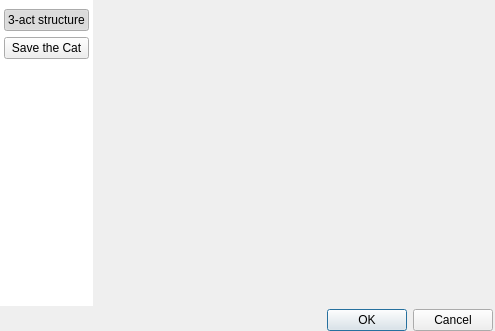
First picture: the form in ui/story_structure_selector_dialog.ui, repository zkovari/plotlyst, before the edit.
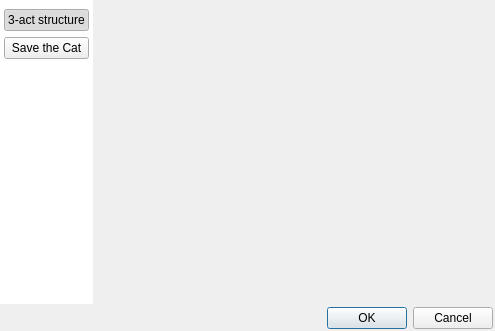
Second picture: the form after the edit.

The edit to the form file:
```diff
--- a/ui/story_structure_selector_dialog.ui
+++ b/ui/story_structure_selector_dialog.ui
@@ -27,7 +27,7 @@
     <number>2</number>
    </property>
    <property name="bottomMargin">
-    <number>0</number>
+    <number>2</number>
    </property>
    <item>
     <layout class="QHBoxLayout" name="horizontalLayout">
```
